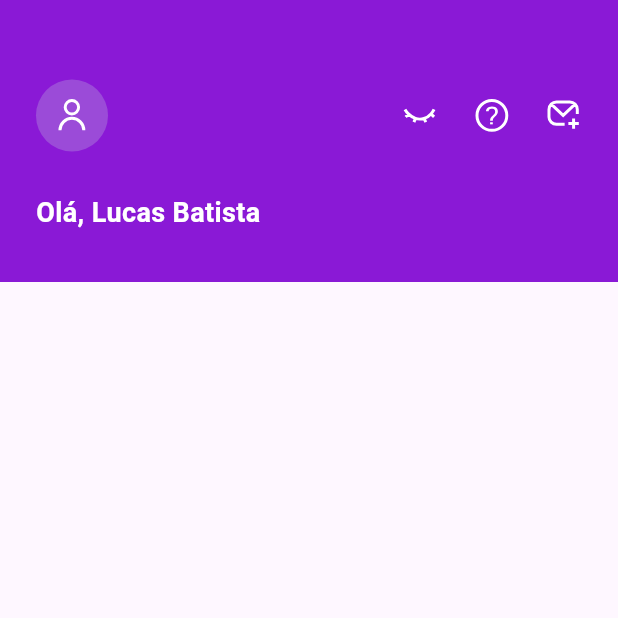
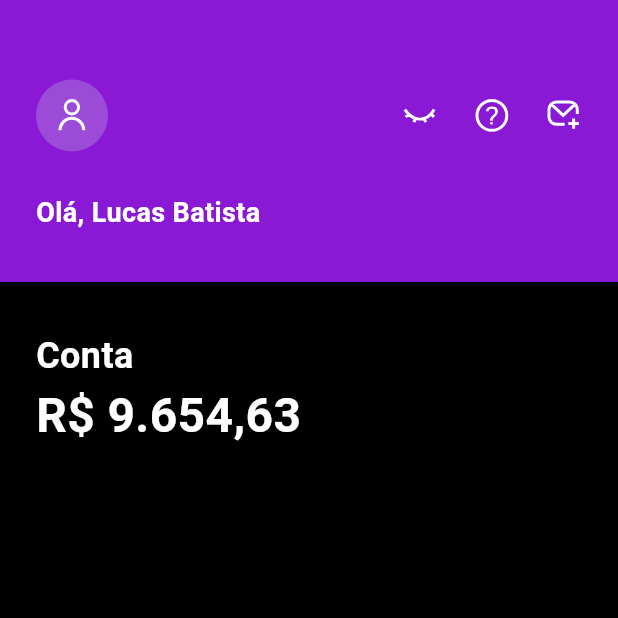
Before and after one commit to LucasBatistaX/Clone_Nubank, a Flutter app: the screen it shows after launch, on a phone screen of 412 x 824 dp, the top half of it. Run offline on Flutter 3.47's test engine with Material 3 defaults, Android fonts, the phone set to English and light mode, and no system bars; our stand-ins replace flutter_svg.

Commit message:
Chore: Criado sessão de valueAccount

```diff
--- a/lib/src/pages/home.dart
+++ b/lib/src/pages/home.dart
@@ -15,6 +15,7 @@ class _HomePageState extends State<HomePage> {
   @override
   Widget build(BuildContext context) {
     return Scaffold(
+      backgroundColor: Colors.black,
       body: Column(
         children: [
           Container(
@@ -78,6 +79,22 @@ class _HomePageState extends State<HomePage> {
               ],
             ),
           ),
+          SizedBox(height: AppSizes.s32),
+          Padding(
+            padding: const EdgeInsets.only(left: AppSizes.s24),
+            child: Column(
+              children: [
+                Align(
+                  alignment: Alignment.centerLeft,
+                  child: Text("Conta", style: AppTextStyle.account),
+                ),
+                Align(
+                  alignment: Alignment.centerLeft,
+                  child: Text("R\$ 9.654,63", style: AppTextStyle.value),
+                ),
+              ],
+            ),
+          ),
         ],
       ),
     );
--- a/lib/utils/app_sizes.dart
+++ b/lib/utils/app_sizes.dart
@@ -2,6 +2,7 @@ class AppSizes {
   //sizes
   static const double s24 = 24.00;
   static const double s28 = 28.00;
+  static const double s32 = 32.00;
 
   //specific padding
   static const double p53 = 53.00; //Padding top of the header.
--- a/lib/utils/app_text_style.dart
+++ b/lib/utils/app_text_style.dart
@@ -3,8 +3,18 @@ import 'package:flutter/material.dart';
 class AppTextStyle {
   // Style title
   static const TextStyle userName = TextStyle(
-                color: Colors.white,
-                fontSize: 18,
-                fontWeight: FontWeight.bold,
-              );
+    color: Colors.white,
+    fontSize: 18,
+    fontWeight: FontWeight.bold,
+  );
+  static const account = TextStyle(
+    color: Colors.white,
+    fontSize: 24,
+    fontWeight: FontWeight.bold,
+  );
+  static const value = TextStyle(
+    color: Colors.white,
+    fontSize: 32,
+    fontWeight: FontWeight.bold,
+  );
 }
```
